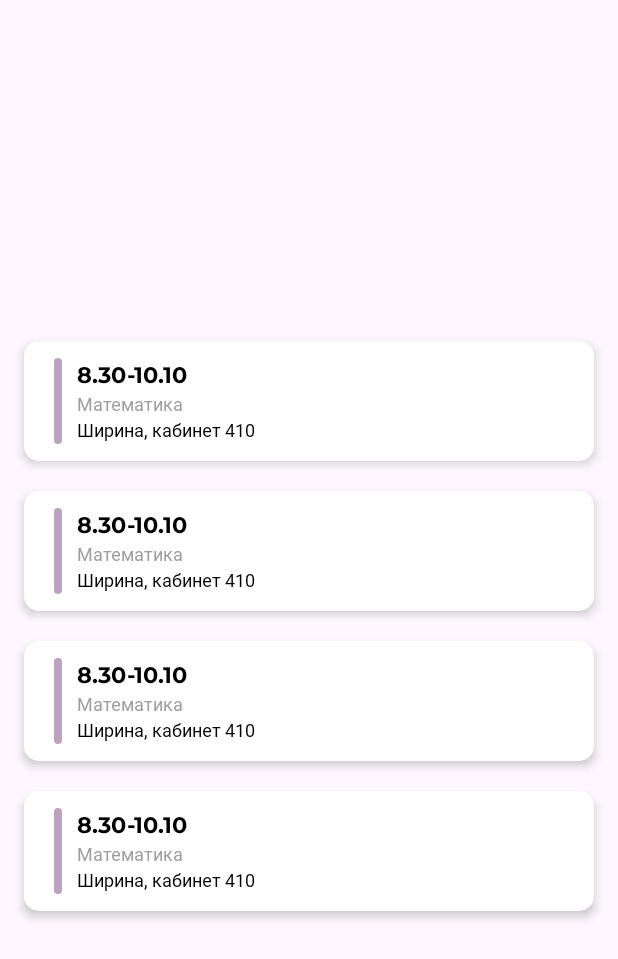
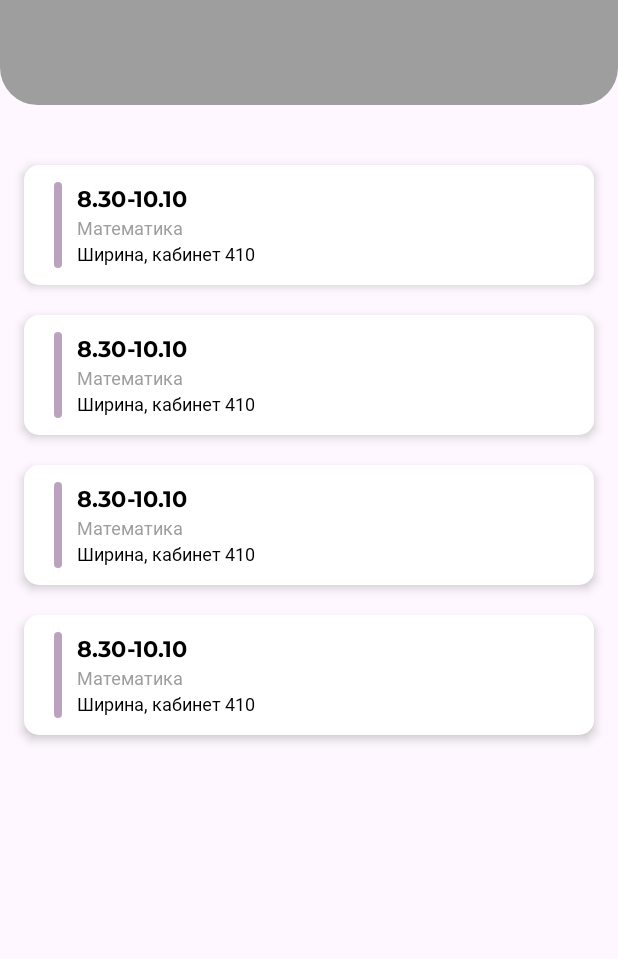
Before and after one commit to zheniaregbl/PTKScheduleApp, an Android app built with Jetpack Compose: the schedule_screen screen opened through its navigation route, on a phone screen of 412 x 824 dp. Shown: the top 959 px of the screen. Run offline under Robolectric (Android 15) with nearby library versions, the phone set to English and light mode, and no system bars; network calls fail; Roboto replaces fonts that are not available here.

```diff
--- a/app/src/main/java/com/syndicate/ptkscheduleapp/navigation/AppNavigation.kt
+++ b/app/src/main/java/com/syndicate/ptkscheduleapp/navigation/AppNavigation.kt
@@ -153,10 +153,7 @@ fun AppNavigation(
             ScheduleScreen(
                 modifier = Modifier
                     .fillMaxSize()
-                    .padding(paddingValues)
-                    .padding(
-                        top = 10.dp
-                    ),
+                    .padding(paddingValues),
                 isUpperWeek = state.isUpperWeek,
                 scheduleList = scheduleList
             )
--- a/app/src/main/java/com/syndicate/ptkscheduleapp/ui/screens/schedule_screen/ScheduleScreen.kt
+++ b/app/src/main/java/com/syndicate/ptkscheduleapp/ui/screens/schedule_screen/ScheduleScreen.kt
@@ -1,9 +1,8 @@
 package com.syndicate.ptkscheduleapp.ui.screens.schedule_screen
 
-import android.util.Log
 import androidx.compose.foundation.background
-import androidx.compose.foundation.layout.Arrangement
 import androidx.compose.foundation.layout.Box
+import androidx.compose.foundation.layout.Column
 import androidx.compose.foundation.layout.Spacer
 import androidx.compose.foundation.layout.fillMaxSize
 import androidx.compose.foundation.layout.fillMaxWidth
@@ -16,14 +15,21 @@ import androidx.compose.runtime.Composable
 import androidx.compose.ui.Alignment
 import androidx.compose.ui.Modifier
 import androidx.compose.ui.draw.clip
+import androidx.compose.ui.draw.drawBehind
 import androidx.compose.ui.draw.shadow
+import androidx.compose.ui.geometry.Offset
+import androidx.compose.ui.geometry.Size
 import androidx.compose.ui.graphics.Color
+import androidx.compose.ui.graphics.PaintingStyle
+import androidx.compose.ui.graphics.PaintingStyle.Companion.Stroke
+import androidx.compose.ui.graphics.drawscope.Stroke
 import androidx.compose.ui.tooling.preview.Preview
 import androidx.compose.ui.unit.dp
 import com.syndicate.ptkscheduleapp.data.model.LessonItem
 import com.syndicate.ptkscheduleapp.info_functions.filterSchedule
 import com.syndicate.ptkscheduleapp.ui.screens.schedule_screen.components.LessonCard
 import com.syndicate.ptkscheduleapp.ui.theme.FirstThemeBackground
+import com.syndicate.ptkscheduleapp.ui.theme.GrayText
 import java.util.Calendar
 
 @Composable
@@ -111,9 +117,16 @@ fun ScheduleScreen(
                 .padding(
                     horizontal = 16.dp
                 ),
-            horizontalAlignment = Alignment.CenterHorizontally,
-            verticalArrangement = Arrangement.Center
+            horizontalAlignment = Alignment.CenterHorizontally
         ) {
+
+            item {
+                Spacer(
+                    modifier = Modifier
+                        .height(110.dp)
+                )
+            }
+
             itemsIndexed(currentSchedule) { index, item ->
 
                 if (index != 0) prevLessonNumber = currentSchedule[index - 1].pairNumber
@@ -175,6 +188,28 @@ fun ScheduleScreen(
                 }
             }
         }
+
+        Box(
+            modifier = Modifier
+                .fillMaxSize()
+        ) {
+            Column {
+                Box(
+                    modifier = Modifier
+                        .fillMaxWidth()
+                        .height(70.dp)
+                        .clip(
+                            RoundedCornerShape(
+                                bottomStart = 25.dp,
+                                bottomEnd = 25.dp
+                            )
+                        )
+                        .background(
+                            color = GrayText
+                        )
+                )
+            }
+        }
     }
 }
 
--- a/app/src/main/java/com/syndicate/ptkscheduleapp/ui/screens/splash_screen/SplashScreen.kt
+++ b/app/src/main/java/com/syndicate/ptkscheduleapp/ui/screens/splash_screen/SplashScreen.kt
@@ -40,7 +40,7 @@ fun SplashScreen(
     navigateToSchedule: () -> Unit = { }
 ) {
     val composition by rememberLottieComposition(
-        spec = LottieCompositionSpec.RawRes(resId = R.raw.yaroslav_lottie)
+        spec = LottieCompositionSpec.RawRes(resId = R.raw.yaroslav_lottie_blue)
     )
     var isPlaying by remember {
         mutableStateOf(true)
@@ -52,7 +52,7 @@ fun SplashScreen(
         composition =  composition,
         isPlaying = isPlaying,
         iterations = 1,
-        speed = 0.5f
+        speed = 0.45f
     )
 
     LaunchedEffect(key1 = progress) {
@@ -91,7 +91,7 @@ fun SplashScreen(
         ) {
             Crossfade(
                 targetState = showDevs.value,
-                animationSpec = tween(100),
+                animationSpec = tween(500),
                 label = ""
             ) { showDevs ->
                 Text(
--- a/build.gradle.kts
+++ b/build.gradle.kts
@@ -1,6 +1,6 @@
 // Top-level build file where you can add configuration options common to all sub-projects/modules.
 plugins {
-    id("com.android.application") version "8.1.1" apply false
+    id("com.android.application") version "8.1.2" apply false
     id("org.jetbrains.kotlin.android") version "1.8.22" apply false
     kotlin("kapt") version "1.9.10" apply false
     id("com.google.dagger.hilt.android") version "2.48" apply false
```
Also changed, not shown: app/build.gradle.kts (+1 -6 lines), app/src/main/res/raw/yaroslav_lottie_blue.json (added, +1 -0 lines), app/src/main/res/raw/yaroslav_lottie_gray.json (added, +1 -0 lines), app/src/main/res/raw/yaroslav_lottie_white.json (added, +1 -0 lines).
